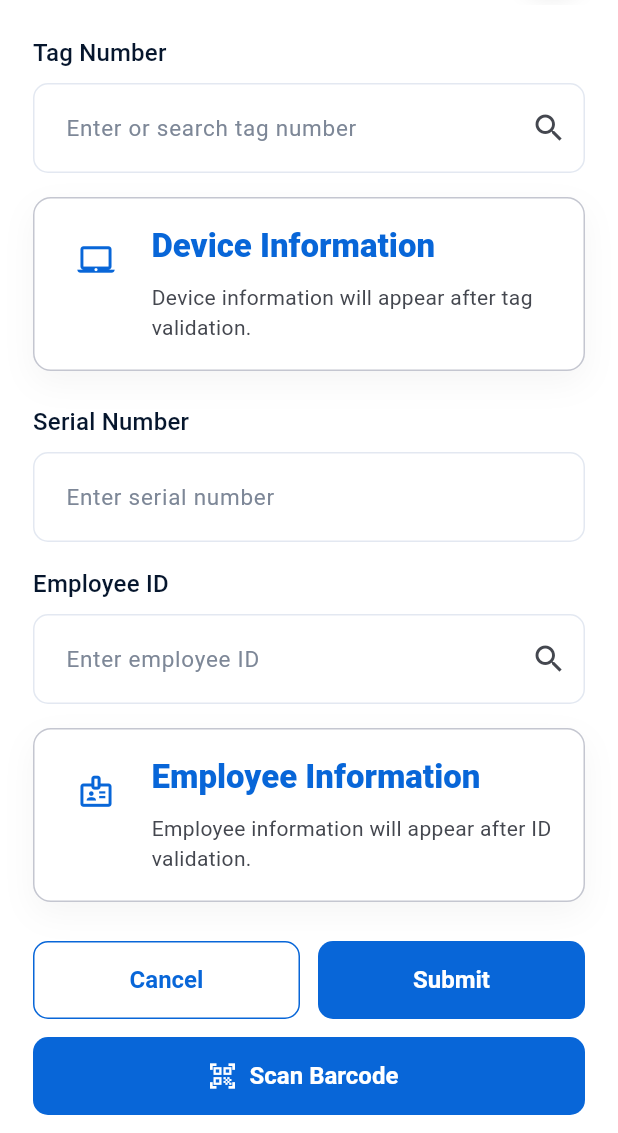
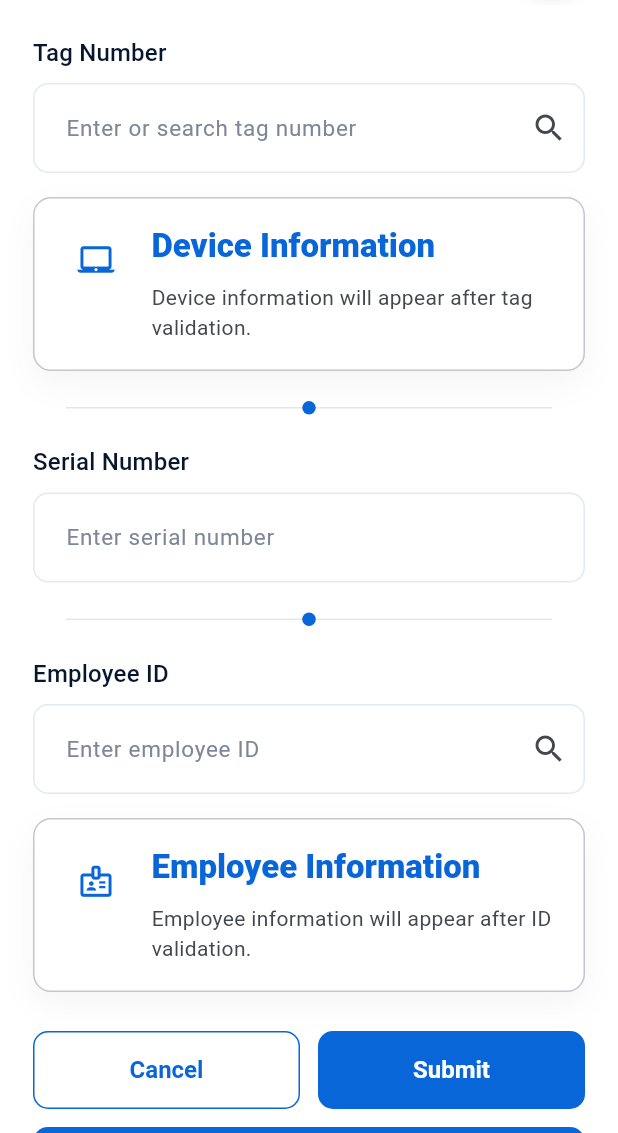
Before and after one commit to azher-devs/itsm-device-registration-system, a Flutter app: the DeviceRegistrationScreen screen opened by its route, on a phone screen of 412 x 824 dp, the part 103-1236 px from its top. Run offline on Flutter 3.47's test engine with Material 3 defaults, Android fonts, the phone set to English and light mode, and no system bars; our stand-ins replace camera, shared_preferences; missing offline and left inert: google_mlkit_barcode_scanning; accounts and stored records are empty.

Commit message:
Add section dividers to device registration form

```diff
--- a/lib/views/registration/device_registration_screen.dart
+++ b/lib/views/registration/device_registration_screen.dart
@@ -179,7 +179,7 @@ class _DeviceRegistrationScreenState extends State<DeviceRegistrationScreen> {
                         icon: Icons.laptop_mac,
                         message: l10n.deviceInformationEmpty,
                       ),
-                const SizedBox(height: 22),
+                const _SectionDivider(),
                 ItsmTextField(
                   label: l10n.serialNumber,
                   hint: l10n.enterSerialNumber,
@@ -187,7 +187,7 @@ class _DeviceRegistrationScreenState extends State<DeviceRegistrationScreen> {
                   errorText: _hasSerialError ? l10n.invalidSerialNumber : null,
                   onChanged: (_) => _clearSerialError(),
                 ),
-                const SizedBox(height: 16),
+                const _SectionDivider(),
                 ItsmTextField(
                   label: l10n.employeeId,
                   hint: l10n.enterEmployeeId,
@@ -595,3 +595,38 @@ class _ScannerFloatingButton extends StatelessWidget {
     );
   }
 }
+
+/// Subtle section break used to separate registration form groups.
+class _SectionDivider extends StatelessWidget {
+  const _SectionDivider();
+
+  /// Builds a lightweight timeline-style divider without adding containers.
+  @override
+  Widget build(BuildContext context) {
+    final isDark = Theme.of(context).brightness == Brightness.dark;
+    final lineColor = isDark
+        ? const Color(0xFF334155)
+        : const Color(0xFFE5E7EB);
+
+    return Padding(
+      padding: const EdgeInsets.symmetric(vertical: 20),
+      child: Padding(
+        padding: const EdgeInsets.symmetric(horizontal: 22),
+        child: Stack(
+          alignment: Alignment.center,
+          children: [
+            Container(height: 1, color: lineColor),
+            Container(
+              width: 9,
+              height: 9,
+              decoration: const BoxDecoration(
+                color: AppTheme.primaryBlue,
+                shape: BoxShape.circle,
+              ),
+            ),
+          ],
+        ),
+      ),
+    );
+  }
+}
```
